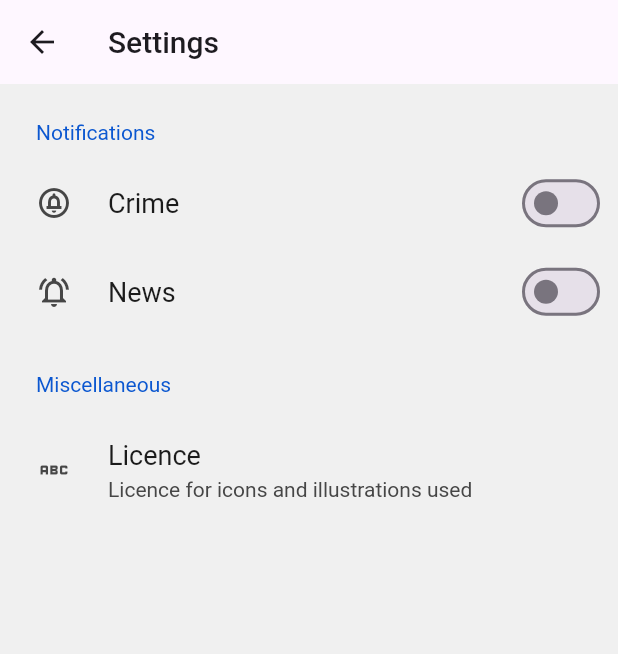
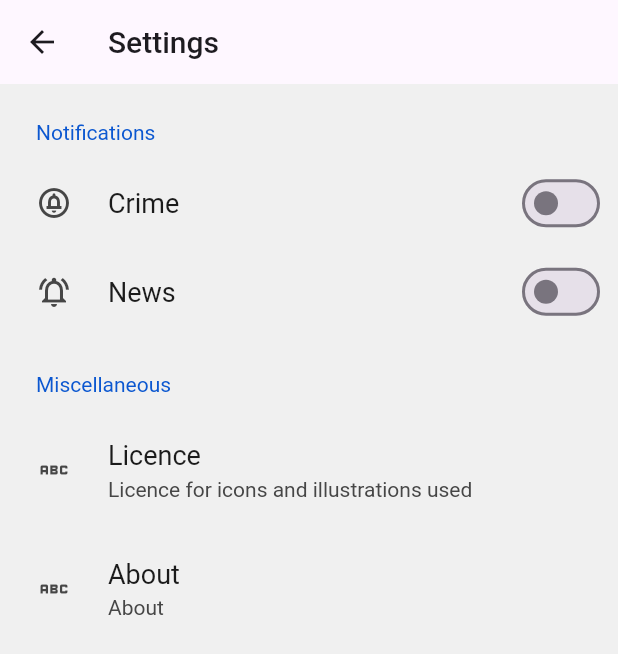
Before and after one commit to devmike01/police, a Flutter app: the SettingsRoute screen opened by its route, on a phone screen of 412 x 824 dp. Shown: the top 654 px of the screen. Run offline on Flutter 3.47's test engine with Material 2 defaults, Android fonts, the light colour scheme and no system bars; drawn by our look-alikes of settings_ui; our stand-ins replace dio, flutter_bloc, geocoding, geolocator, get_it, google_fonts and 2 more; missing offline and left inert: flutter_phone_direct_caller, month_year_picker, workmanager; accounts and stored records are empty; Roboto replaces fonts that are missing (Khand).

Commit message:
Added settings

```diff
--- a/lib/settings/settings_route.dart
+++ b/lib/settings/settings_route.dart
@@ -80,6 +80,15 @@ class SettingsRouteState extends State<SettingsRoute>{
                             .openLicense();
                       },
                     ),
+                    SettingsTile.navigation(
+                      leading: const Icon(Icons.abc_outlined),
+                      title: const Text('About'),
+                      value: const Text('About '),
+                      onPressed: (_){
+                        context.read<SettingsCubit>()
+                            .openLicense();
+                      },
+                    )
                   ],
                 )
               ],
--- a/pubspec.yaml
+++ b/pubspec.yaml
@@ -29,6 +29,7 @@ dependencies:
   workmanager: ^0.5.1
   speech_to_text: ^6.3.0
   flutter_phone_direct_caller: ^2.1.1
+#  google_mobile_ads: ^3.0.0
 
 dev_dependencies:
   flutter_test:
```
Also changed, not shown: 3 other files.
